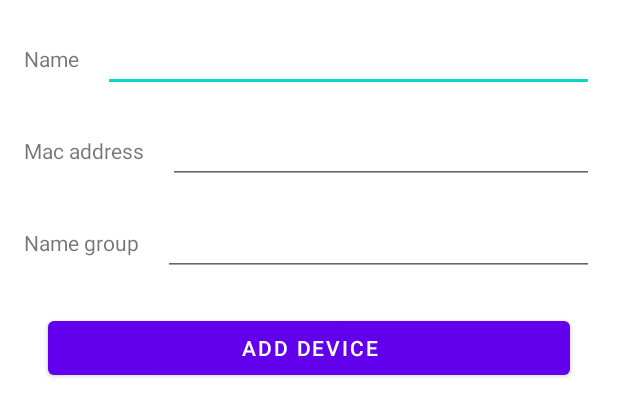
After one commit to Astar75/ControlLightMVVM, an Android app: the layout dialog_add_device.xml on its own in the app's theme, with its tools: preview values and no code run, on a phone screen of 412 x 824 dp. The commit adds this screen. Shown: the top 416 px of the screen. Run offline under Robolectric (Android 15) with nearby library versions, the phone set to English and light mode, and no system bars.

Commit message:
Add device

```diff
--- a/app/src/main/java/com/astar/osterrig/controllightmvvm/model/datasource/DataSource.kt
+++ b/app/src/main/java/com/astar/osterrig/controllightmvvm/model/datasource/DataSource.kt
@@ -7,4 +7,5 @@ interface DeviceModelDataSource {
 
     fun getDevices(): Observable<List<DeviceModel>>
     fun getDeviceByMacAddress(macAddress: String): Observable<DeviceModel?>
+    fun addDevice(device: DeviceModel)
 }
--- a/app/src/main/java/com/astar/osterrig/controllightmvvm/model/datasource/DeviceModelDataSourceLocal.kt
+++ b/app/src/main/java/com/astar/osterrig/controllightmvvm/model/datasource/DeviceModelDataSourceLocal.kt
@@ -14,4 +14,8 @@ class DeviceModelDataSourceLocal(
     override fun getDeviceByMacAddress(macAddress: String): Observable<DeviceModel?> {
         return provider.getDeviceByMacAddress(macAddress)
     }
+
+    override fun addDevice(device: DeviceModel) {
+        provider.addDevice(device)
+    }
 }
--- a/app/src/main/java/com/astar/osterrig/controllightmvvm/model/datasource/RoomDatabaseImplementation.kt
+++ b/app/src/main/java/com/astar/osterrig/controllightmvvm/model/datasource/RoomDatabaseImplementation.kt
@@ -28,4 +28,9 @@ class RoomDatabaseImplementation {
             Observable.just(DeviceModel("", "", ""))
     }
 
+    fun addDevice(device: DeviceModel) {
+        if (!devices.contains(device))
+            devices.add(device)
+    }
+
 }
--- a/app/src/main/java/com/astar/osterrig/controllightmvvm/model/repository/DevicesRepository.kt
+++ b/app/src/main/java/com/astar/osterrig/controllightmvvm/model/repository/DevicesRepository.kt
@@ -7,4 +7,5 @@ interface DevicesRepository {
 
     fun getDevices(): Observable<List<DeviceModel>>
     fun getDeviceByMacAddress(macAddress: String): Observable<DeviceModel?>
+    fun addDevice(device: DeviceModel)
 }
--- a/app/src/main/java/com/astar/osterrig/controllightmvvm/model/repository/RepositoryImplementation.kt
+++ b/app/src/main/java/com/astar/osterrig/controllightmvvm/model/repository/RepositoryImplementation.kt
@@ -13,4 +13,8 @@ class RepositoryImplementation(private val dataSource: DeviceModelDataSource) :
     override fun getDeviceByMacAddress(macAddress: String): Observable<DeviceModel?> {
         return dataSource.getDeviceByMacAddress(macAddress)
     }
+
+    override fun addDevice(device: DeviceModel) {
+        dataSource.addDevice(device)
+    }
 }
--- a/app/src/main/java/com/astar/osterrig/controllightmvvm/view/MainInteractor.kt
+++ b/app/src/main/java/com/astar/osterrig/controllightmvvm/view/MainInteractor.kt
@@ -1,6 +1,7 @@
 package com.astar.osterrig.controllightmvvm.view
 
 import com.astar.osterrig.controllightmvvm.model.data.AppState
+import com.astar.osterrig.controllightmvvm.model.data.DeviceModel
 import com.astar.osterrig.controllightmvvm.model.repository.DevicesRepository
 import com.astar.osterrig.controllightmvvm.viewmodel.DeviceModelInteractor
 import io.reactivex.Observable
@@ -20,4 +21,8 @@ class MainInteractor(
             AppState.Success(it)
         }
     }
+
+    override fun addDevice(device: DeviceModel) {
+        localRepository.addDevice(device)
+    }
 }
--- a/app/src/main/java/com/astar/osterrig/controllightmvvm/view/MainViewModel.kt
+++ b/app/src/main/java/com/astar/osterrig/controllightmvvm/view/MainViewModel.kt
@@ -2,6 +2,7 @@ package com.astar.osterrig.controllightmvvm.view
 
 import androidx.lifecycle.LiveData
 import com.astar.osterrig.controllightmvvm.model.data.AppState
+import com.astar.osterrig.controllightmvvm.model.data.DeviceModel
 import com.astar.osterrig.controllightmvvm.model.datasource.DeviceModelDataSourceLocal
 import com.astar.osterrig.controllightmvvm.model.repository.RepositoryImplementation
 import com.astar.osterrig.controllightmvvm.viewmodel.BaseViewModel
@@ -57,4 +58,8 @@ class MainViewModel(
         }
     }
 
+    fun addDevice(device: DeviceModel) {
+        interactor.addDevice (device)
+    }
+
 }
--- a/app/src/main/java/com/astar/osterrig/controllightmvvm/viewmodel/DeviceModelInteractor.kt
+++ b/app/src/main/java/com/astar/osterrig/controllightmvvm/viewmodel/DeviceModelInteractor.kt
@@ -1,9 +1,11 @@
 package com.astar.osterrig.controllightmvvm.viewmodel
 
+import com.astar.osterrig.controllightmvvm.model.data.DeviceModel
 import io.reactivex.Observable
 
 interface DeviceModelInteractor <T> {
 
     fun getDevices(): Observable<T>
     fun getDeviceByMacAddress(macAddress: String): Observable<T>
+    fun addDevice(device: DeviceModel)
 }
--- /dev/null
+++ b/app/src/main/res/layout/dialog_add_device.xml
@@ -0,0 +1,92 @@
+<?xml version="1.0" encoding="utf-8"?>
+<androidx.constraintlayout.widget.ConstraintLayout
+    xmlns:android="http://schemas.android.com/apk/res/android"
+    xmlns:app="http://schemas.android.com/apk/res-auto"
+    xmlns:tools="http://schemas.android.com/tools"
+    android:layout_width="match_parent"
+    android:layout_height="match_parent">
+
+    <TextView
+        android:id="@+id/tvName"
+        android:layout_width="wrap_content"
+        android:layout_height="wrap_content"
+        android:layout_marginStart="16dp"
+        android:text="Name"
+        app:layout_constraintBottom_toBottomOf="@+id/etName"
+        app:layout_constraintStart_toStartOf="parent"
+        app:layout_constraintTop_toTopOf="@+id/etName" />
+
+    <TextView
+        android:id="@+id/tvMacAddress"
+        android:layout_width="wrap_content"
+        android:layout_height="wrap_content"
+        android:layout_marginStart="16dp"
+        android:text="Mac address"
+        app:layout_constraintBottom_toBottomOf="@+id/etMac"
+        app:layout_constraintStart_toStartOf="parent"
+        app:layout_constraintTop_toTopOf="@+id/etMac" />
+
+    <EditText
+        android:id="@+id/etName"
+        android:layout_width="0dp"
+        android:layout_height="wrap_content"
+        android:layout_marginStart="16dp"
+        android:layout_marginTop="16dp"
+        android:layout_marginEnd="16dp"
+        android:maxLines="1"
+        android:ems="10"
+        android:inputType="textPersonName"
+        app:layout_constraintEnd_toEndOf="parent"
+        app:layout_constraintStart_toEndOf="@+id/tvName"
+        app:layout_constraintTop_toTopOf="parent" />
+
+    <EditText
+        android:id="@+id/etMac"
+        android:layout_width="0dp"
+        android:layout_height="wrap_content"
+        android:layout_marginStart="16dp"
+        android:layout_marginTop="16dp"
+        android:layout_marginEnd="16dp"
+        android:maxLines="1"
+        android:ems="10"
+        android:inputType="textPersonName"
+        app:layout_constraintEnd_toEndOf="parent"
+        app:layout_constraintStart_toEndOf="@+id/tvMacAddress"
+        app:layout_constraintTop_toBottomOf="@+id/etName" />
+
+    <EditText
+        android:id="@+id/etNameGroup"
+        android:layout_width="0dp"
+        android:layout_height="wrap_content"
+        android:layout_marginStart="16dp"
+        android:layout_marginTop="16dp"
+        android:layout_marginEnd="16dp"
+        android:ems="10"
+        android:maxLines="1"
+        android:inputType="textPersonName"
+        app:layout_constraintEnd_toEndOf="parent"
+        app:layout_constraintStart_toEndOf="@+id/tvNameGroup"
+        app:layout_constraintTop_toBottomOf="@+id/etMac" />
+
+    <TextView
+        android:id="@+id/tvNameGroup"
+        android:layout_width="wrap_content"
+        android:layout_height="wrap_content"
+        android:layout_marginStart="16dp"
+        android:text="Name group"
+        app:layout_constraintBottom_toBottomOf="@+id/etNameGroup"
+        app:layout_constraintStart_toStartOf="parent"
+        app:layout_constraintTop_toTopOf="@+id/etNameGroup" />
+
+    <Button
+        android:id="@+id/btnAddDevice"
+        android:layout_width="0dp"
+        android:layout_height="wrap_content"
+        android:layout_marginStart="32dp"
+        android:layout_marginTop="24dp"
+        android:layout_marginEnd="32dp"
+        android:text="Add device"
+        app:layout_constraintEnd_toEndOf="parent"
+        app:layout_constraintStart_toStartOf="parent"
+        app:layout_constraintTop_toBottomOf="@+id/etNameGroup" />
+</androidx.constraintlayout.widget.ConstraintLayout>
```
Also changed, not shown: app/src/main/java/com/astar/osterrig/controllightmvvm/MainActivity.kt (+13 -0 lines), app/src/main/java/com/astar/osterrig/controllightmvvm/view/dialogs/AddDeviceDialog.kt (added, +53 -0 lines), app/src/main/res/layout/activity_main.xml (+10 -0 lines).
